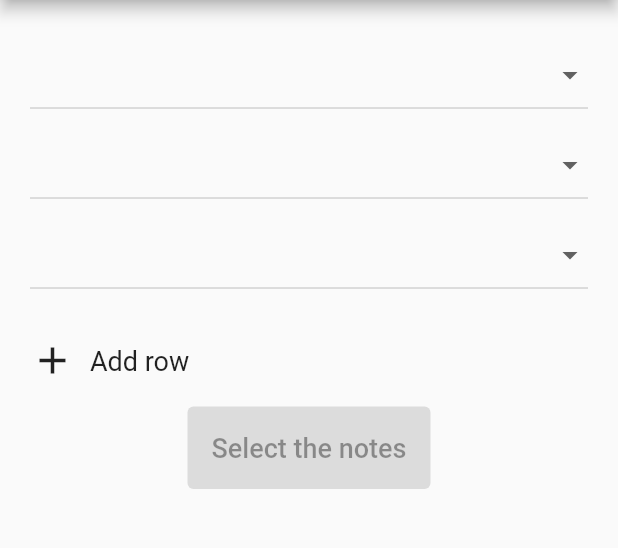
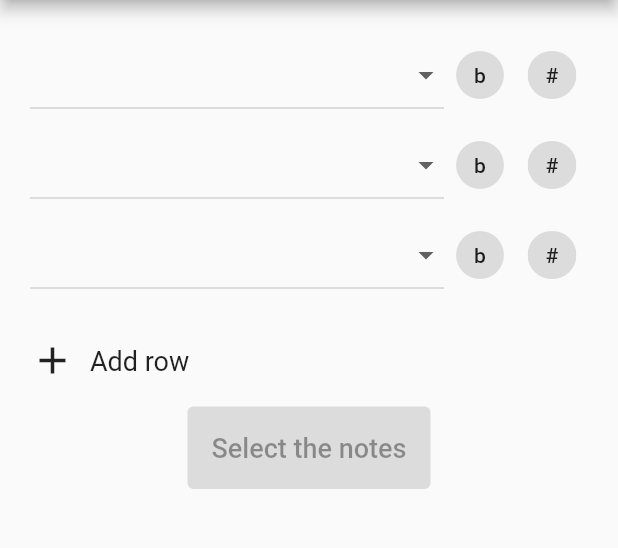
Before and after one commit to crispim1411/get_the_chord_app, a Flutter app: the screen it shows after launch, on a phone screen of 412 x 824 dp, the part 84-632 px from its top. Run offline on Flutter 3.47's test engine with Material 2 defaults, Android fonts, the phone set to English and light mode, and no system bars.

Commit message:
seletor acidente musical

```diff
--- a/lib/main.dart
+++ b/lib/main.dart
@@ -30,11 +30,14 @@ class _MyPage extends State<MyPage> {
   int _rowsCounter = 3;
   String _answer = '';
 
+  Accidental _accidental = Accidental.normal;
+
   void restoreStatus() {
     setState(() {
       _selectedNotes.clear();
       _rowsCounter = 3;
       _answer = '';
+      _accidental = Accidental.normal;
     });
   }
 
@@ -66,7 +69,7 @@ class _MyPage extends State<MyPage> {
         ListView.builder(
           shrinkWrap: true,
           itemCount: _rowsCounter,
-          itemBuilder: (context, index) => notesComboBox(index),
+          itemBuilder: (context, index) => notesSelector(index),
         ),
         const Padding(padding: EdgeInsets.all(10)),
         Visibility(
@@ -121,7 +124,7 @@ class _MyPage extends State<MyPage> {
                       var notes = <Note>{};
                       _selectedNotes.forEach((key, value) {
                         // consertar duplicados
-                        notes.add(Note(value, Accidental.normal));
+                        notes.add(Note(value, _accidental));
                       });
                       _answer = Scale.getChord(notes.toList());
                     });
@@ -167,8 +170,11 @@ class _MyPage extends State<MyPage> {
     );
   }
 
-  Widget notesComboBox(int index) {
-    return DropdownButton(
+  Widget notesSelector(int index) {
+    return Row(
+      children: [
+        Expanded(
+          child: DropdownButton(
             itemHeight: 60,
             items: Symbol.values
                 .map((note) => DropdownMenuItem(
@@ -185,6 +191,27 @@ class _MyPage extends State<MyPage> {
                 _selectedNotes[index] = note!;
               });
             },
+          ),
+        ),
+        FilterChip(
+          label: const Text('b'),
+          selected: _accidental == Accidental.flat,
+          onSelected: (bool value) {
+            setState(() {
+              _accidental = Accidental.flat;
+            });
+          },
+        ),
+        FilterChip(
+          label: const Text('#'),
+          selected: _accidental == Accidental.sharp,
+          onSelected: (bool value) {
+            setState(() {
+              _accidental = Accidental.sharp;
+            });
+          },
+        )
+      ],
     );
   }
 }
```
Lines whose indentation alone changed are shown as unchanged.
